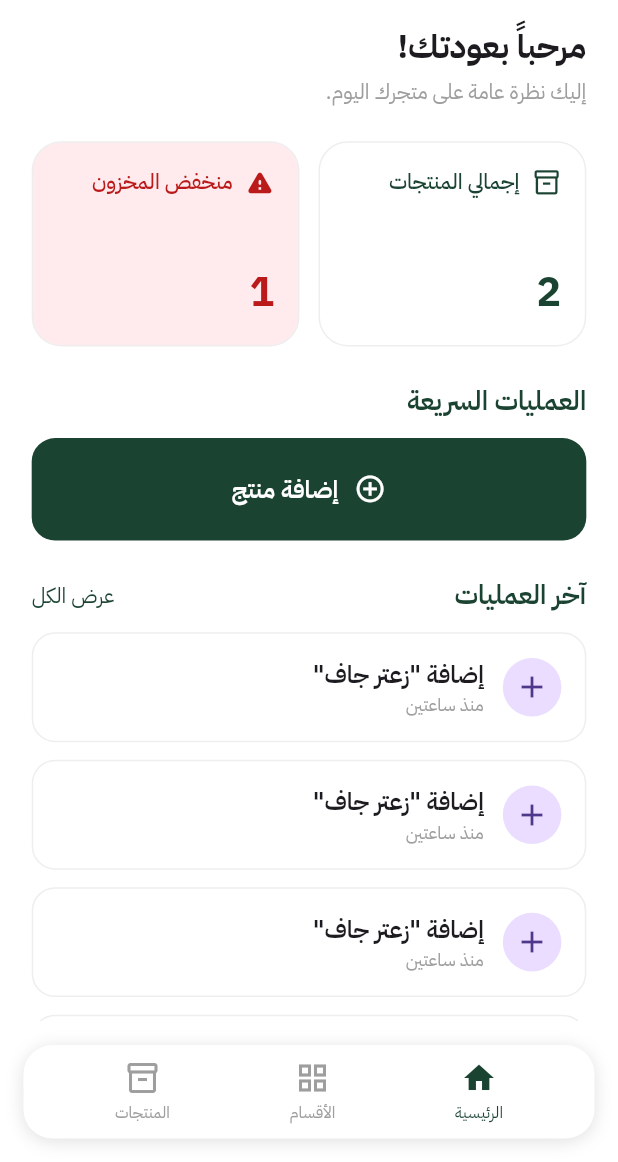
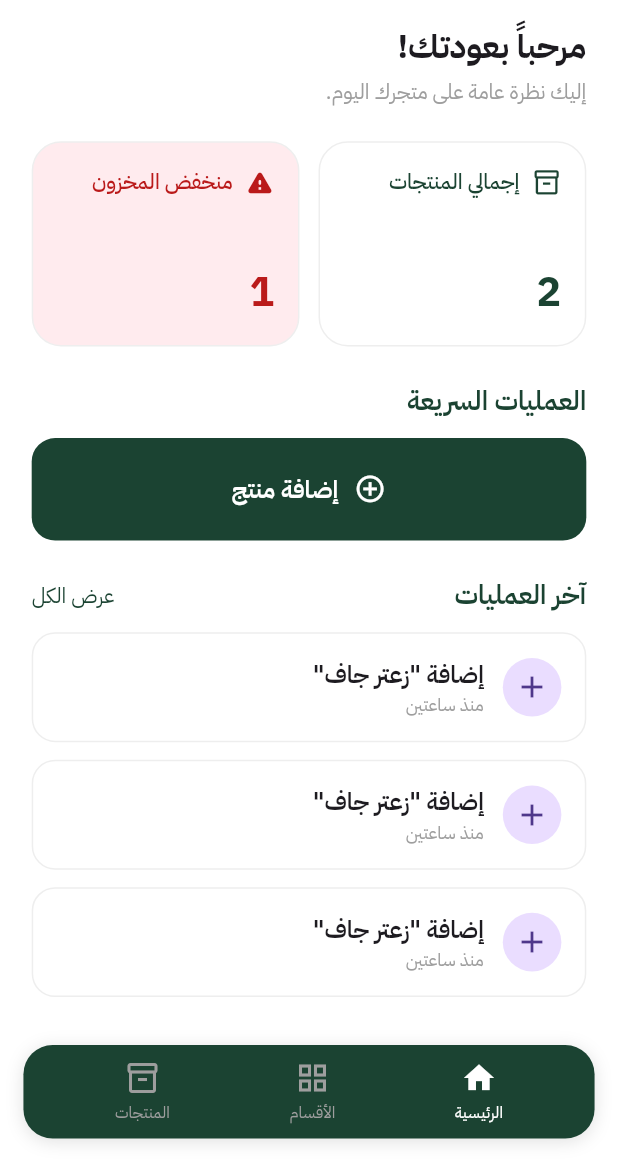
Before and after one commit to gamalazzam5/Asl-Attara, a Flutter app: the screen it shows after launch, on a phone screen of 412 x 824 dp, the part 74-1236 px from its top. Run offline on Flutter 3.47's test engine with Material 3 defaults, Android fonts, the light colour scheme and no system bars; our stand-ins replace device_preview, dropdown_search, flutter_bloc, flutter_screenutil, get_it, go_router.

```diff
--- a/lib/core/widgets/custom_bottom_navbar.dart
+++ b/lib/core/widgets/custom_bottom_navbar.dart
@@ -28,7 +28,7 @@ class CustomBottomNavBar extends StatelessWidget {
 
       decoration: BoxDecoration(
 
-        color: Colors.white,
+        color: AppColors.primaryColor,
 
         borderRadius: BorderRadius.circular(
           20.r,
@@ -104,7 +104,7 @@ class CustomBottomNavBar extends StatelessWidget {
           Icon(
             icon,
             color: isSelected
-                ? AppColors.primaryColor
+                ? Colors.white
                 : Colors.grey,
           ),
 
@@ -117,7 +117,7 @@ class CustomBottomNavBar extends StatelessWidget {
             style: TextStyle(
               fontSize: 11.sp,
               color: isSelected
-                  ? AppColors.primaryColor
+                  ? Colors.white
                   : Colors.grey,
             ),
           ),
--- a/lib/features/dashboard/presentation/widgets/recent_activity_item.dart
+++ b/lib/features/dashboard/presentation/widgets/recent_activity_item.dart
@@ -38,7 +38,7 @@ class RecentActivityItem extends StatelessWidget {
         SizedBox(height: 12.h),
 
         ListView.builder(
-          itemCount: 5,
+          itemCount: 3,
 
           shrinkWrap: true,
 
--- a/lib/features/products/presentation/manger/cubits/product_cubit.dart
+++ b/lib/features/products/presentation/manger/cubits/product_cubit.dart
@@ -12,8 +12,6 @@ class ProductCubit extends Cubit<ProductState> {
   final AddProduct addProductUseCase;
   final UpdateProduct updateProductUseCase;
 
-  /// callback اختياري بيتنادى بعد كل add أو edit
-  /// بنستخدمه عشان نعمل reload للـ CategoryCubit من برا
   final Future<void> Function()? onProductChanged;
 
   ProductCubit(
@@ -63,7 +61,6 @@ class ProductCubit extends Cubit<ProductState> {
     await addProductUseCase(product);
     await loadProducts(categoryId: _activeCategoryId);
 
-    // بعد الـ reload، نعمل trigger للـ CategoryCubit عشان يحدث الـ itemCount
     await onProductChanged?.call();
 
     return true;
@@ -81,7 +78,6 @@ class ProductCubit extends Cubit<ProductState> {
     await updateProductUseCase(product);
     await loadProducts(categoryId: _activeCategoryId);
 
-    // بعد الـ reload، نعمل trigger للـ CategoryCubit عشان يحدث الـ itemCount
     await onProductChanged?.call();
 
     return true;
--- a/lib/features/products/presentation/views/edit_product_view.dart
+++ b/lib/features/products/presentation/views/edit_product_view.dart
@@ -43,7 +43,7 @@ class EditProductView extends StatelessWidget {
               ({
                 required name,
                 required category,
-                required categoryId, // ← بقى بياخد الـ id الحقيقي
+                required categoryId,
                 required unit,
                 required quantity,
                 required lowStock,
@@ -57,7 +57,6 @@ class EditProductView extends StatelessWidget {
                   unit: unit,
                   minimumStockQuantity: lowStock,
                   categoryId: categoryId,
-                  // ← مش product.categoryId القديم
                   categoryName: category,
                   buyPrice: buyPrice,
                   sellPrice: sellPrice,
@@ -71,7 +70,7 @@ class EditProductView extends StatelessWidget {
 
                 if (updated) {
                   ScaffoldMessenger.of(context).showSnackBar(
-                    const SnackBar(content: Text('تم حفظ التعديلات')),
+                    const SnackBar(content: Text('تم حفظ التعديلات'),backgroundColor: AppColors.primaryColor,),
                   );
                   context.pop();
                 } else {
--- a/lib/features/products/presentation/views/products_view.dart
+++ b/lib/features/products/presentation/views/products_view.dart
@@ -90,7 +90,7 @@ class _ProductsViewState extends State<ProductsView> {
             children: [
               if (!fromCategory) ...[
                 Text(
-                  'أصل العطارة',
+                  'المنتجات',
                   style: TextStyles.text22.copyWith(
                     fontWeight: FontWeight.bold,
                     color: AppColors.primaryColor,
```
